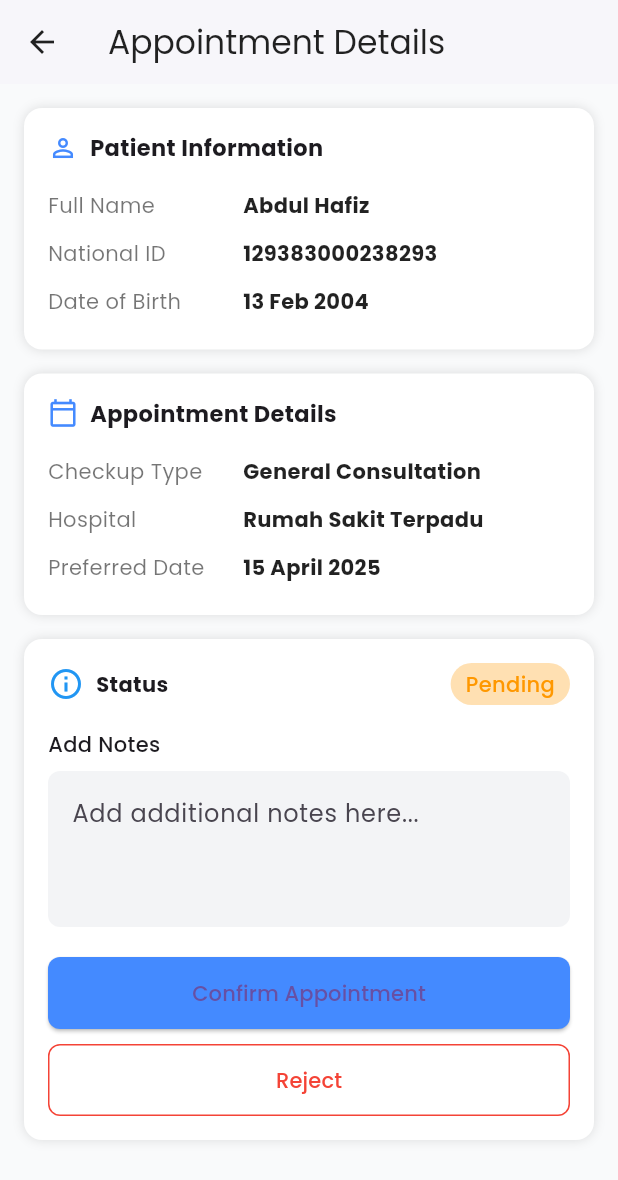
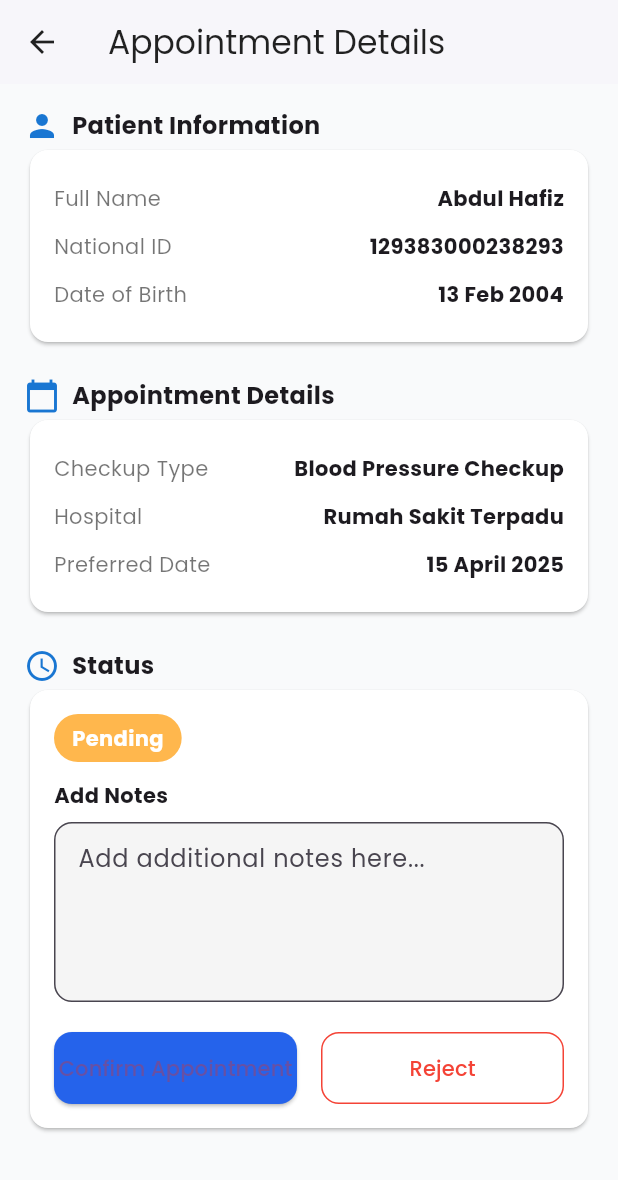
Before and after one commit to ipaddr/MPLJJ25-138-KEL-6, a Flutter app: the DashboardAdmin screen opened directly, after a tap on "View Details", on a phone screen of 412 x 824 dp. Shown: the top 1180 px of the screen. Run offline on Flutter 3.47's test engine with Material 3 defaults, Android fonts, the phone set to English and light mode, and no system bars; our stand-ins replace cloud_firestore, firebase_auth, firebase_core, google_sign_in; accounts and stored records are empty.

Commit message:
appointment dan dashboard fix

```diff
--- a/sehealthyapp/lib/screens/admin/appointment_detail.dart
+++ b/sehealthyapp/lib/screens/admin/appointment_detail.dart
@@ -1,228 +1,194 @@
 import 'package:flutter/material.dart';
 
 class AppointmentDetailScreen extends StatelessWidget {
-  const AppointmentDetailScreen({super.key});
+  final Map<String, dynamic> appointment;
+
+  const AppointmentDetailScreen({Key? key, required this.appointment}) : super(key: key);
 
   @override
   Widget build(BuildContext context) {
+    // Contoh data tambahan, sesuaikan jika data lebih lengkap
+    final String name = appointment['name'] ?? '-';
+    final String nationalId = appointment['nationalId'] ?? 'N/A';
+    final String dob = appointment['dob'] ?? 'N/A';
+    final String consultation = appointment['consultation'] ?? appointment['specialty'] ?? '-';
+    final String hospital = appointment['hospital'] ?? appointment['location'] ?? '-';
+    final String preferredDate = appointment['preferredDate'] ?? 'N/A';
+    final String status = appointment['status'] ?? '-';
+
+    Color statusColor;
+    switch (status.toLowerCase()) {
+      case 'pending':
+        statusColor = Colors.orange.shade300;
+        break;
+      case 'confirmed':
+        statusColor = Colors.green.shade300;
+        break;
+      case 'rejected':
+        statusColor = Colors.red.shade300;
+        break;
+      default:
+        statusColor = Colors.grey.shade300;
+    }
+
     return Scaffold(
+      appBar: AppBar(
+        title: const Text('Appointment Details'),
+        backgroundColor: Colors.white,
+        foregroundColor: Colors.black87,
+        elevation: 1,
+        leading: BackButton(color: Colors.black87),
+      ),
       backgroundColor: const Color(0xFFF9FAFB),
-      appBar: AppBar(
-        backgroundColor: Colors.white,
+      body: Padding(
+        padding: const EdgeInsets.all(16.0),
+        child: Column(
+          crossAxisAlignment: CrossAxisAlignment.start,
+          children: [
+            // Patient Information
+            _sectionTitle(Icons.person, 'Patient Information'),
+            Card(
+              shape: RoundedRectangleBorder(borderRadius: BorderRadius.circular(12)),
               elevation: 1,
-        leading: IconButton(
-          icon: const Icon(Icons.arrow_back, color: Colors.black87),
-          onPressed: () => Navigator.pop(context),
-        ),
-        title: const Text(
-          'Appointment Details',
-          style: TextStyle(color: Colors.black87),
+              color: Colors.white,
+              child: Padding(
+                padding: const EdgeInsets.all(16),
+                child: Column(
+                  children: [
+                    _infoRow('Full Name', name),
+                    _infoRow('National ID', nationalId),
+                    _infoRow('Date of Birth', dob),
+                  ],
                 ),
               ),
-      body: SingleChildScrollView(
+            ),
+            const SizedBox(height: 20),
+
+            // Appointment Details
+            _sectionTitle(Icons.calendar_today, 'Appointment Details'),
+            Card(
+              shape: RoundedRectangleBorder(borderRadius: BorderRadius.circular(12)),
+              elevation: 1,
+              color: Colors.white,
+              child: Padding(
+                padding: const EdgeInsets.all(16),
+                child: Column(
+                  children: [
+                    _infoRow('Checkup Type', consultation),
+                    _infoRow('Hospital', hospital),
+                    _infoRow('Preferred Date', preferredDate),
+                  ],
+                ),
+              ),
+            ),
+            const SizedBox(height: 20),
+
+            // Status and Notes
+            _sectionTitle(Icons.schedule, 'Status'),
+            Card(
+              shape: RoundedRectangleBorder(borderRadius: BorderRadius.circular(12)),
+              elevation: 1,
+              color: Colors.white,
+              child: Padding(
                 padding: const EdgeInsets.all(16),
                 child: Column(
                   crossAxisAlignment: CrossAxisAlignment.start,
                   children: [
-            _buildSectionCard(
-              icon: Icons.person_outline,
-              title: 'Patient Information',
-              children: const [
-                _DetailRow(label: 'Full Name', value: 'Abdul Hafiz'),
-                _DetailRow(label: 'National ID', value: '129383000238293'),
-                _DetailRow(label: 'Date of Birth', value: '13 Feb 2004'),
+                    // Status label
+                    Container(
+                      padding: const EdgeInsets.symmetric(horizontal: 12, vertical: 6),
+                      decoration: BoxDecoration(
+                        color: statusColor,
+                        borderRadius: BorderRadius.circular(20),
+                      ),
+                      child: Text(
+                        status,
+                        style: const TextStyle(color: Colors.white, fontWeight: FontWeight.bold),
+                      ),
+                    ),
+                    const SizedBox(height: 12),
+                    // Notes input
+                    const Text('Add Notes', style: TextStyle(fontWeight: FontWeight.w600)),
+                    const SizedBox(height: 8),
+                    TextField(
+                      maxLines: 4,
+                      decoration: InputDecoration(
+                        hintText: 'Add additional notes here...',
+                        filled: true,
+                        fillColor: Colors.grey.shade100,
+                        border: OutlineInputBorder(borderRadius: BorderRadius.circular(12)),
+                        contentPadding: const EdgeInsets.all(12),
+                      ),
+                    ),
+                    const SizedBox(height: 20),
+                    // Buttons
+                    Row(
+                      children: [
+                        Expanded(
+                          child: ElevatedButton(
+                            onPressed: () {
+                              // Implement confirm logic here
+                            },
+                            style: ElevatedButton.styleFrom(
+                              backgroundColor: const Color(0xFF2563EB),
+                              shape: RoundedRectangleBorder(borderRadius: BorderRadius.circular(12)),
+                              padding: const EdgeInsets.symmetric(vertical: 14),
+                            ),
+                            child: const Text('Confirm Appointment'),
+                          ),
+                        ),
+                        const SizedBox(width: 16),
+                        Expanded(
+                          child: OutlinedButton(
+                            onPressed: () {
+                              // Implement reject logic here
+                            },
+                            style: OutlinedButton.styleFrom(
+                              side: const BorderSide(color: Colors.red),
+                              shape: RoundedRectangleBorder(borderRadius: BorderRadius.circular(12)),
+                              padding: const EdgeInsets.symmetric(vertical: 14),
+                            ),
+                            child: const Text(
+                              'Reject',
+                              style: TextStyle(color: Colors.red),
+                            ),
+                          ),
+                        ),
+                      ],
+                    )
                   ],
                 ),
-            const SizedBox(height: 16),
-            _buildSectionCard(
-              icon: Icons.calendar_today_outlined,
-              title: 'Appointment Details',
-              children: const [
-                _DetailRow(
-                  label: 'Checkup Type',
-                  value: 'General Consultation',
               ),
-                _DetailRow(label: 'Hospital', value: 'Rumah Sakit Terpadu'),
-                _DetailRow(label: 'Preferred Date', value: '15 April 2025'),
-              ],
-            ),
-            const SizedBox(height: 16),
-            _buildStatusSection(context),
+            )
           ],
         ),
       ),
     );
   }
 
-  Widget _buildSectionCard({
-    required IconData icon,
-    required String title,
-    required List<Widget> children,
-  }) {
-    return Container(
-      padding: const EdgeInsets.all(16),
-      decoration: BoxDecoration(
-        color: Colors.white,
-        borderRadius: BorderRadius.circular(12),
-        boxShadow: const [BoxShadow(color: Colors.black12, blurRadius: 6)],
-      ),
-      child: Column(
-        crossAxisAlignment: CrossAxisAlignment.start,
+  Widget _sectionTitle(IconData icon, String text) {
+    return Row(
       children: [
-          Row(
-            children: [
-              Icon(icon, size: 20, color: Colors.blueAccent),
+        Icon(icon, color: Colors.blue.shade700),
         const SizedBox(width: 8),
         Text(
-                title,
-                style: const TextStyle(
-                  fontWeight: FontWeight.w600,
-                  fontSize: 15,
-                ),
+          text,
+          style: const TextStyle(fontWeight: FontWeight.bold, fontSize: 16),
         ),
       ],
-          ),
-          const SizedBox(height: 12),
-          ...children,
-        ],
-      ),
     );
   }
 
-  Widget _buildStatusSection(BuildContext context) {
-    final TextEditingController _notesController = TextEditingController();
-
-    return Container(
-      padding: const EdgeInsets.all(16),
-      decoration: BoxDecoration(
-        color: Colors.white,
-        borderRadius: BorderRadius.circular(12),
-        boxShadow: const [BoxShadow(color: Colors.black12, blurRadius: 6)],
-      ),
-      child: Column(
-        crossAxisAlignment: CrossAxisAlignment.start,
+  Widget _infoRow(String label, String value) {
+    return Padding(
+      padding: const EdgeInsets.symmetric(vertical: 6),
+      child: Row(
+        mainAxisAlignment: MainAxisAlignment.spaceBetween,
         children: [
-          Row(
-            children: [
-              const Icon(Icons.info_outline, color: Colors.blue),
-              const SizedBox(width: 8),
-              const Text(
-                'Status',
-                style: TextStyle(fontWeight: FontWeight.w600),
-              ),
-              const Spacer(),
-              Container(
-                padding: const EdgeInsets.symmetric(
-                  horizontal: 10,
-                  vertical: 4,
-                ),
-                decoration: BoxDecoration(
-                  color: Colors.orange.shade100,
-                  borderRadius: BorderRadius.circular(20),
-                ),
-                child: const Text(
-                  'Pending',
-                  style: TextStyle(
-                    color: Colors.orange,
-                    fontWeight: FontWeight.w500,
-                  ),
-                ),
-              ),
-            ],
-          ),
-          const SizedBox(height: 16),
-          const Text(
-            'Add Notes',
-            style: TextStyle(fontWeight: FontWeight.w500),
-          ),
-          const SizedBox(height: 8),
-          TextField(
-            controller: _notesController,
-            maxLines: 3,
-            decoration: InputDecoration(
-              hintText: 'Add additional notes here...',
-              filled: true,
-              fillColor: const Color(0xFFF3F4F6),
-              border: OutlineInputBorder(
-                borderSide: BorderSide.none,
-                borderRadius: BorderRadius.circular(8),
-              ),
-            ),
-          ),
-          const SizedBox(height: 20),
-          SizedBox(
-            width: double.infinity,
-            child: ElevatedButton(
-              onPressed: () {
-                // Aksi konfirmasi
-                ScaffoldMessenger.of(context).showSnackBar(
-                  const SnackBar(content: Text('Appointment Confirmed!')),
-                );
-              },
-              style: ElevatedButton.styleFrom(
-                backgroundColor: Colors.blueAccent,
-                padding: const EdgeInsets.symmetric(vertical: 14),
-                shape: RoundedRectangleBorder(
-                  borderRadius: BorderRadius.circular(8),
-                ),
-              ),
-              child: const Text('Confirm Appointment'),
-            ),
-          ),
-          const SizedBox(height: 10),
-          SizedBox(
-            width: double.infinity,
-            child: OutlinedButton(
-              onPressed: () {
-                // Aksi penolakan
-                ScaffoldMessenger.of(context).showSnackBar(
-                  const SnackBar(content: Text('Appointment Rejected.')),
-                );
-              },
-              style: OutlinedButton.styleFrom(
-                foregroundColor: Colors.red,
-                side: const BorderSide(color: Colors.red),
-                padding: const EdgeInsets.symmetric(vertical: 14),
-                shape: RoundedRectangleBorder(
-                  borderRadius: BorderRadius.circular(8),
-                ),
-              ),
-              child: const Text('Reject'),
-            ),
-          ),
+          Text(label, style: const TextStyle(color: Colors.black54)),
+          Text(value, style: const TextStyle(fontWeight: FontWeight.w600)),
         ],
       ),
     );
   }
 }
-
-class _DetailRow extends StatelessWidget {
-  final String label;
-  final String value;
-
-  const _DetailRow({required this.label, required this.value});
-
-  @override
-  Widget build(BuildContext context) {
-    return Padding(
-      padding: const EdgeInsets.symmetric(vertical: 6),
-      child: Row(
-        children: [
-          SizedBox(
-            width: 130,
-            child: Text(label, style: const TextStyle(color: Colors.black54)),
-          ),
-          Expanded(
-            child: Text(
-              value,
-              style: const TextStyle(
-                fontWeight: FontWeight.w600,
-                color: Colors.black87,
-              ),
-            ),
-          ),
-        ],
-      ),
-    );
-  }
-}
--- a/sehealthyapp/lib/screens/admin/dashboard_admin.dart
+++ b/sehealthyapp/lib/screens/admin/dashboard_admin.dart
@@ -55,9 +55,10 @@ class _DashboardAdminState extends State<DashboardAdmin> {
 
   @override
   Widget build(BuildContext context) {
+    // Daftar halaman untuk BottomNavigationBar
     final List<Widget> _pages = [
       _buildAppointments(),
-      EducationMaterialPageBody(), // lihat di bawah, custom widget tanpa scaffold
+      const EducationMaterialPage(),  // Asumsi EducationMaterialPage memiliki Scaffold
     ];
 
     return Scaffold(
@@ -129,7 +130,7 @@ class _DashboardAdminState extends State<DashboardAdmin> {
                   color: Colors.black12,
                   blurRadius: 5,
                   offset: Offset(0, 1),
-                ),
+                )
               ],
             ),
             padding: const EdgeInsets.all(16),
@@ -147,10 +148,7 @@ class _DashboardAdminState extends State<DashboardAdmin> {
                     ),
                     const Spacer(),
                     Container(
-                      padding: const EdgeInsets.symmetric(
-                        horizontal: 10,
-                        vertical: 4,
-                      ),
+                      padding: const EdgeInsets.symmetric(horizontal: 10, vertical: 4),
                       decoration: BoxDecoration(
                         color: appt['statusColor'],
                         borderRadius: BorderRadius.circular(20),
@@ -173,11 +171,7 @@ class _DashboardAdminState extends State<DashboardAdmin> {
                 const SizedBox(height: 8),
                 Row(
                   children: [
-                    Icon(
-                      Icons.local_hospital,
-                      size: 18,
-                      color: Colors.grey.shade600,
-                    ),
+                    Icon(Icons.local_hospital, size: 18, color: Colors.grey.shade600),
                     const SizedBox(width: 6),
                     Text(
                       appt['location'],
@@ -193,7 +187,7 @@ class _DashboardAdminState extends State<DashboardAdmin> {
                       Navigator.push(
                         context,
                         MaterialPageRoute(
-                          builder: (_) => const AppointmentDetailScreen(),
+                          builder: (_) => AppointmentDetailScreen(appointment: appt),
                         ),
                       );
                     },
```
Lines whose indentation alone changed are shown as unchanged.
